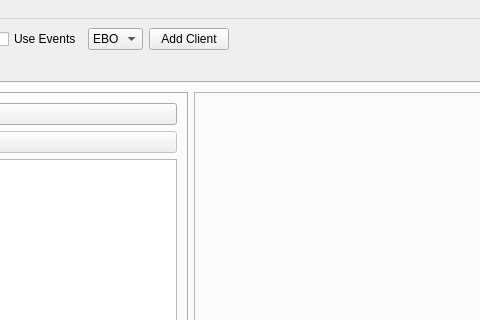
This is learnbot_dsl/guis/Learnblock.ui in robocomp/LearnBlock as Qt 5 draws it before an edit; both pictures show x 324 to 804 and y 0 to 320 of the 955 by 790 pixel window. The edited form follows.
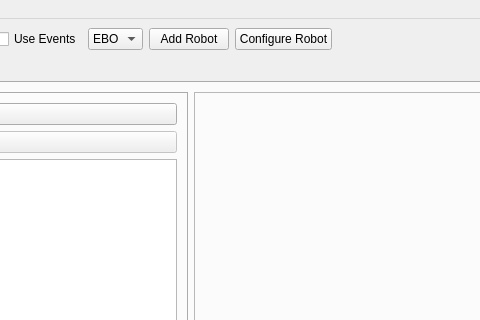
This is the edited form.

Commit message: New option to configure robots

What changed in the file:
```diff
--- a/learnbot_dsl/guis/Learnblock.ui
+++ b/learnbot_dsl/guis/Learnblock.ui
@@ -107,7 +107,14 @@
       <item>
        <widget class="QPushButton" name="addClientPushButton">
         <property name="text">
-         <string>Add Client</string>
+         <string>Add Robot</string>
+        </property>
+       </widget>
+      </item>
+      <item>
+       <widget class="QPushButton" name="configRobotPushButton">
+        <property name="text">
+         <string>Configure Robot</string>
         </property>
        </widget>
       </item>
```
Left out of the diff: 6 changed lines with no effect on the pictures. The commit also changes 8 other files.
